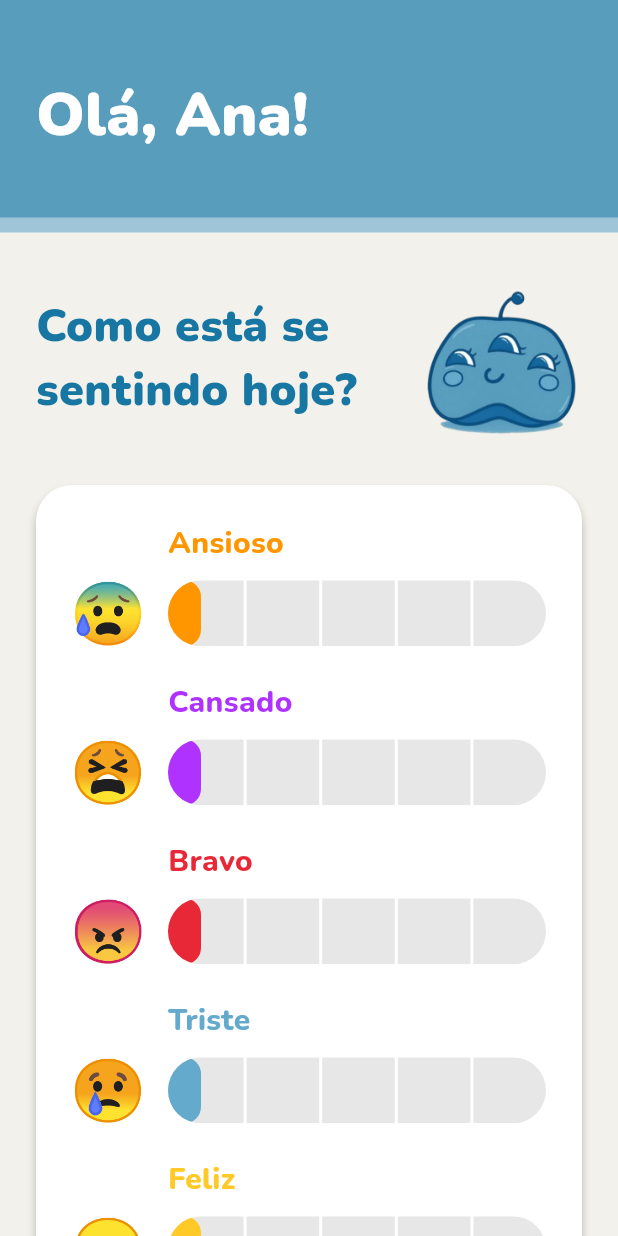
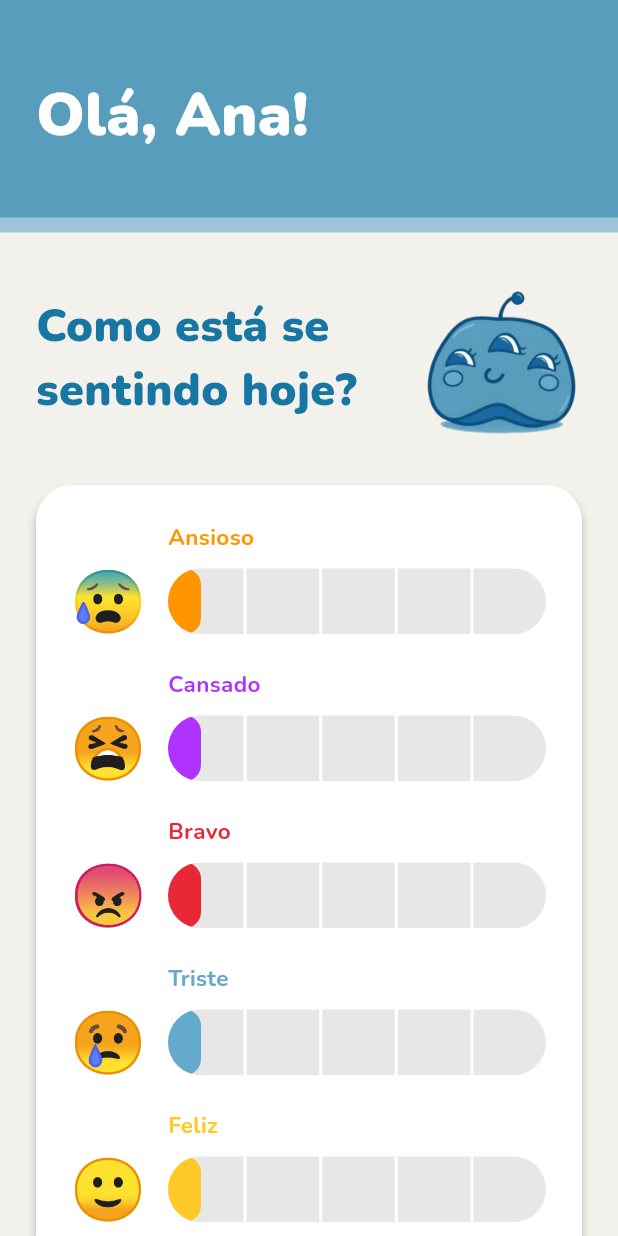
Before and after one commit to petrusjuca/educare-app, a Flutter app: the HumorPage screen opened directly, on a phone screen of 412 x 824 dp. Run offline on Flutter 3.47's test engine with Material 3 defaults, Android fonts, the phone set to English and light mode, and no system bars; our stand-ins replace audioplayers, flutter_blue_plus, google_fonts.

Commit message:
Design system do Educare: cores, textos, tema e componentes num lugar só
- lib/core/theme: educare_cores, educare_textos, educare_tema (DESIGN_TOKENS.md)
- lib/core/widgets: CabecalhoEducare e CartaoDuplaCamada
- main.dart usa EducareTema; sai o app_theme.dart (cores do Duolingo)
- tela de humor passa a usar o sistema

Co-Authored-By: Claude Opus 5.5 <noreply@anthropic.com>

```diff
--- a/lib/core/theme/app_theme.dart
+++ /dev/null
@@ -1,115 +0,0 @@
-import 'package:flutter/material.dart';
-import 'package:google_fonts/google_fonts.dart';
-
-class AppTheme {
-  // Cores suaves e amigáveis, inspiradas no Duolingo
-  static const Color primaryColor = Color(0xFF58CC02); // Verde Duolingo
-  static const Color secondaryColor = Color(0xFFCE82FF); // Roxo suave
-  static const Color accentColor = Color(0xFFFF9600); // Laranja
-  static const Color backgroundColor = Color(0xFFF7F7F7); // Fundo claro
-  static const Color cardColor = Colors.white;
-  static const Color textColor = Color(0xFF3C3C3C);
-  static const Color textSecondaryColor = Color(0xFF777777);
-
-  // Tema para estudantes - amigável mas não estimulante demais
-  static ThemeData studentTheme = ThemeData(
-    primaryColor: primaryColor,
-    scaffoldBackgroundColor: backgroundColor,
-    cardColor: cardColor,
-    textTheme: GoogleFonts.fredokaTextTheme().copyWith(
-      headlineLarge: GoogleFonts.fredoka(
-        fontSize: 32,
-        fontWeight: FontWeight.w600,
-        color: textColor,
-      ),
-      headlineMedium: GoogleFonts.fredoka(
-        fontSize: 24,
-        fontWeight: FontWeight.w500,
-        color: textColor,
-      ),
-      bodyLarge: GoogleFonts.fredoka(
-        fontSize: 16,
-        fontWeight: FontWeight.w400,
-        color: textColor,
-      ),
-      bodyMedium: GoogleFonts.fredoka(
-        fontSize: 14,
-        fontWeight: FontWeight.w400,
-        color: textSecondaryColor,
-      ),
-    ),
-    elevatedButtonTheme: ElevatedButtonThemeData(
-      style: ElevatedButton.styleFrom(
-        backgroundColor: primaryColor,
-        foregroundColor: Colors.white,
-        shape: RoundedRectangleBorder(
-          borderRadius: BorderRadius.circular(16),
-        ),
-        padding: const EdgeInsets.symmetric(horizontal: 24, vertical: 12),
-        textStyle: GoogleFonts.fredoka(
-          fontSize: 16,
-          fontWeight: FontWeight.w500,
-        ),
-      ),
-    ),
-    // cardTheme: CardTheme(
-    //   shape: RoundedRectangleBorder(
-    //     borderRadius: BorderRadius.circular(16),
-    //   ),
-    //   elevation: 4,
-    //   shadowColor: Colors.black.withOpacity(0.1),
-    // ),
-    useMaterial3: true,
-  );
-
-  // Tema para professores - profissional e legível
-  static ThemeData teacherTheme = ThemeData(
-    primaryColor: primaryColor,
-    scaffoldBackgroundColor: Colors.white,
-    cardColor: Colors.white,
-    textTheme: GoogleFonts.interTextTheme().copyWith(
-      headlineLarge: GoogleFonts.inter(
-        fontSize: 28,
-        fontWeight: FontWeight.w600,
-        color: textColor,
-      ),
-      headlineMedium: GoogleFonts.inter(
-        fontSize: 22,
-        fontWeight: FontWeight.w500,
-        color: textColor,
-      ),
-      bodyLarge: GoogleFonts.inter(
-        fontSize: 16,
-        fontWeight: FontWeight.w400,
-        color: textColor,
-      ),
-      bodyMedium: GoogleFonts.inter(
-        fontSize: 14,
-        fontWeight: FontWeight.w400,
-        color: textSecondaryColor,
-      ),
-    ),
-    elevatedButtonTheme: ElevatedButtonThemeData(
-      style: ElevatedButton.styleFrom(
-        backgroundColor: primaryColor,
-        foregroundColor: Colors.white,
-        shape: RoundedRectangleBorder(
-          borderRadius: BorderRadius.circular(8),
-        ),
-        padding: const EdgeInsets.symmetric(horizontal: 16, vertical: 12),
-        textStyle: GoogleFonts.inter(
-          fontSize: 14,
-          fontWeight: FontWeight.w500,
-        ),
-      ),
-    ),
-    // cardTheme: CardTheme(
-    //   shape: RoundedRectangleBorder(
-    //     borderRadius: BorderRadius.circular(12),
-    //   ),
-    //   elevation: 2,
-    //   shadowColor: Colors.black.withOpacity(0.05),
-    // ),
-    useMaterial3: true,
-  );
-}
--- a/lib/core/theme/educare_cores.dart
+++ b/lib/core/theme/educare_cores.dart
@@ -1,16 +1,76 @@
 import 'package:flutter/material.dart';
 
 /// Cores oficiais do Educare.
-/// Fonte da verdade: EDUCARE/pedagogia/design/DESIGN_TOKENS.md
-/// Se o Figma mudar, muda lá primeiro e depois aqui.
+/// Fontes da verdade: EDUCARE/pedagogia/design/DESIGN_TOKENS.md e MAPA_CORES_BOTOES.md
+/// Se o Figma mudar, muda lá primeiro e depois aqui. Nenhuma tela deve usar Color(0x...) solto.
 class EducareCores {
   EducareCores._();
 
+  // --- Base ---
   static const Color fundo = Color(0xFFF2F1EC); // fundo de todas as telas
   static const Color azulPrimario = Color(0xFF589DBC); // header, botões, bordas
   static const Color azulEscuro = Color(0xFF0C4B72); // títulos, botão ENTRAR
-  static const Color azulClaro = Color(0xFF9EC6D8); // camada de trás do header
-  static const Color azulMedio = Color(0xFF64AACC); // ícones, cards ativos
+  static const Color azulClaro = Color(0xFF9EC6D8); // camada de trás do header/cards
+  static const Color azulMedio = Color(0xFF64AACC); // ícones, cards ativos, nav
+  static const Color rodape = Color(0xFF9ABAC9); // faixa do rodapé
+  static const Color branco = Color(0xFFFFFFFF); // cards, texto sobre azul
+
+  // --- Texto ---
+  // O Figma usa 6 azuis de texto; até o Luis padronizar, o app usa só estes dois.
   static const Color textoPergunta = Color(0xFF1877A2); // "Como está se sentindo hoje?"
-  static const Color trilhoSlider = Color(0xFFE7E7E7); // trilho das barras
+  static const Color textoTitulo = azulEscuro;
+
+  // --- Formulário e barras ---
+  static const Color campo = Color(0xFFD9D9D9);
+  static const Color textoCampo = Color(0xFF727272);
+  static const Color iconeCampo = Color(0xB33A88AC); // rgba(58,136,172,.7)
+  static const Color trilhoSlider = Color(0xFFE7E7E7);
+  static const Color trilhoProgresso = Color(0xFFE7E4E7);
+  static const Color progresso = azulMedio;
+  static const Color listraProgresso = Color(0xFFA7E4FF);
+  static const Color bloqueadaBorda = Color(0xFFAFAFAF);
+  static const Color bloqueadaFundo = Color(0xFFE5E5E5);
+
+  // --- Semânticas (painel do professor) ---
+  static const Color bom = Color(0xFF97CE52); // acima da média / ativo
+  static const Color ruim = Color(0xFFE8524A); // precisa de reforço / inativo
+  static const Color atencao = Color(0xFFEEC946); // alerta
+
+  // --- Trilhas (barra, texto do %) ---
+  static const Color trilha1 = Color(0xFF1787EF);
+  static const Color trilha1Texto = Color(0xFF7EBEFA);
+  static const Color trilha2 = Color(0xFF9C00FF);
+  static const Color trilha2Texto = Color(0xFFD087FF);
+  static const Color trilha3 = Color(0xFFEFBD17);
+  static const Color trilha3Texto = Color(0xFFFFEDB2);
+
+  // --- Botões do controle (MAPA_CORES_BOTOES.md) ---
+  static const Color certo = Color(0xFF2E9E4F);
+  static const Color errado = Color(0xFFE8524A);
+
+  /// Cor de cada vogal: letra/borda, texto e fundo claro do card.
+  static const Map<String, CorVogal> vogais = {
+    'A': CorVogal(letra: Color(0xFFD8399E), texto: Color(0xFFD8399E), fundo: Color(0xFFF2B7E1)),
+    'E': CorVogal(letra: Color(0xFFEBBA07), texto: Color(0xFFDEB00A), fundo: Color(0xFFFFEDAA)),
+    'I': CorVogal(letra: Color(0xFF2F81CE), texto: Color(0xFF2F81CE), fundo: Color(0xFFADC7FE)),
+    'O': CorVogal(letra: Color(0xFF74C015), texto: Color(0xFF68AC14), fundo: Color(0xFFC4F28A)),
+    'U': CorVogal(letra: Color(0xFF9C00FF), texto: Color(0xFF9C00FF), fundo: Color(0xFFDAA1FF)),
+  };
+
+  // --- Humor (tela 19) ---
+  // Medidas no PNG do Figma: ainda não estão no DESIGN_TOKENS.md (pedir ao Luis).
+  static const Color humorAnsioso = Color(0xFFFF9600);
+  static const Color humorCansado = Color(0xFFAF32FF);
+  static const Color humorBravo = Color(0xFFE82837);
+  static const Color humorTriste = Color(0xFF64AACC);
+  static const Color humorFeliz = Color(0xFFFFCA28);
 }
+
+/// As cores de uma vogal.
+class CorVogal {
+  final Color letra; // letra e borda do card
+  final Color texto; // quando a letra aparece como texto
+  final Color fundo; // fundo claro do card
+
+  const CorVogal({required this.letra, required this.texto, required this.fundo});
+}
--- /dev/null
+++ b/lib/core/theme/educare_tema.dart
@@ -0,0 +1,80 @@
+import 'package:flutter/material.dart';
+import 'package:google_fonts/google_fonts.dart';
+import 'educare_cores.dart';
+import 'educare_textos.dart';
+
+/// Tema único do app, montado com as cores e textos do Educare.
+/// Botão primário e campo de formulário seguem os componentes 3 e 4 do DESIGN_TOKENS.md.
+class EducareTema {
+  EducareTema._();
+
+  static ThemeData get tema {
+    final base = ThemeData(
+      useMaterial3: true,
+      colorScheme: ColorScheme.fromSeed(
+        seedColor: EducareCores.azulPrimario,
+        primary: EducareCores.azulPrimario,
+        surface: EducareCores.branco,
+        error: EducareCores.ruim,
+      ),
+    );
+
+    return base.copyWith(
+      primaryColor: EducareCores.azulPrimario,
+      scaffoldBackgroundColor: EducareCores.fundo,
+
+      // Texto corrido em Poppins; títulos em Nunito
+      textTheme: GoogleFonts.poppinsTextTheme(base.textTheme).copyWith(
+        headlineLarge: EducareTextos.nomeAluno,
+        headlineMedium: EducareTextos.secao,
+        titleLarge: EducareTextos.rotulo,
+      ),
+
+      appBarTheme: AppBarTheme(
+        backgroundColor: EducareCores.azulPrimario,
+        foregroundColor: EducareCores.branco,
+        elevation: 0,
+        titleTextStyle: GoogleFonts.nunito(
+            fontSize: 22, fontWeight: FontWeight.w900, color: EducareCores.branco),
+      ),
+
+      // Componente 4: botão primário (altura 48, raio 24, azul escuro, sombra)
+      elevatedButtonTheme: ElevatedButtonThemeData(
+        style: ElevatedButton.styleFrom(
+          backgroundColor: EducareCores.azulEscuro,
+          foregroundColor: EducareCores.branco,
+          minimumSize: const Size(0, 48),
+          padding: const EdgeInsets.symmetric(horizontal: 32),
+          shape: const StadiumBorder(),
+          elevation: 4,
+          shadowColor: Colors.black.withValues(alpha: 0.3),
+          textStyle: EducareTextos.botao,
+        ),
+      ),
+
+      // Componente 3: campo de formulário (cinza, raio 24, borda azul de 3 px)
+      inputDecorationTheme: InputDecorationTheme(
+        filled: true,
+        fillColor: EducareCores.campo,
+        hintStyle: GoogleFonts.poppins(color: EducareCores.textoCampo),
+        prefixIconColor: EducareCores.iconeCampo,
+        contentPadding: const EdgeInsets.symmetric(horizontal: 20, vertical: 12),
+        border: _bordaCampo,
+        enabledBorder: _bordaCampo,
+        focusedBorder: _bordaCampo.copyWith(
+            borderSide: const BorderSide(color: EducareCores.azulEscuro, width: 3)),
+      ),
+
+      bottomNavigationBarTheme: const BottomNavigationBarThemeData(
+        backgroundColor: EducareCores.branco,
+        selectedItemColor: EducareCores.azulMedio,
+        unselectedItemColor: EducareCores.bloqueadaBorda,
+      ),
+    );
+  }
+
+  static const OutlineInputBorder _bordaCampo = OutlineInputBorder(
+    borderRadius: BorderRadius.all(Radius.circular(24)),
+    borderSide: BorderSide(color: EducareCores.azulPrimario, width: 3),
+  );
+}
--- /dev/null
+++ b/lib/core/theme/educare_textos.dart
@@ -0,0 +1,47 @@
+import 'package:flutter/material.dart';
+import 'package:google_fonts/google_fonts.dart';
+import 'educare_cores.dart';
+
+/// Estilos de texto do Educare (DESIGN_TOKENS.md, seção Tipografia).
+/// Nunito = tudo que é da criança e os títulos. Poppins = textos de apoio e painel do professor.
+/// Os tamanhos são os do Figma (celular 390 px); no tablet eles ficam iguais por enquanto.
+class EducareTextos {
+  EducareTextos._();
+
+  // --- Nunito ---
+  static TextStyle get tituloHeader => GoogleFonts.nunito(
+      fontSize: 40, fontWeight: FontWeight.w900, color: EducareCores.branco);
+
+  static TextStyle get pergunta => GoogleFonts.nunito(
+      fontSize: 30, fontWeight: FontWeight.w900, color: EducareCores.textoPergunta);
+
+  static TextStyle get nomeAluno => GoogleFonts.nunito(
+      fontSize: 28, fontWeight: FontWeight.w900, color: EducareCores.textoTitulo);
+
+  static TextStyle get secao => GoogleFonts.nunito(
+      fontSize: 24, fontWeight: FontWeight.w900, color: EducareCores.textoTitulo);
+
+  static TextStyle get vogalCard => GoogleFonts.nunito(fontSize: 64, fontWeight: FontWeight.w900);
+
+  static TextStyle get letraJogo => GoogleFonts.nunito(fontSize: 100, fontWeight: FontWeight.w600);
+
+  static TextStyle get rotulo => GoogleFonts.nunito(
+      fontSize: 18, fontWeight: FontWeight.w800, color: EducareCores.textoTitulo);
+
+  static TextStyle get botao => GoogleFonts.nunito(
+      fontSize: 20, fontWeight: FontWeight.w700, color: EducareCores.branco);
+
+  /// Nome da emoção na tela de humor (a cor vem de cada emoção)
+  static TextStyle get rotuloHumor => GoogleFonts.nunito(fontSize: 15, fontWeight: FontWeight.w700);
+
+  // --- Poppins ---
+  static TextStyle get subtituloHeader => GoogleFonts.poppins(
+      fontSize: 16, fontWeight: FontWeight.w700, color: EducareCores.branco.withValues(alpha: 0.7));
+
+  static TextStyle get tituloPainel => GoogleFonts.poppins(
+      fontSize: 32, fontWeight: FontWeight.w700, color: EducareCores.textoTitulo);
+
+  static TextStyle get rotuloBotaoPainel => GoogleFonts.poppins(fontSize: 16, fontWeight: FontWeight.w600);
+
+  static TextStyle get percentual => GoogleFonts.poppins(fontSize: 12, fontWeight: FontWeight.w600);
+}
--- /dev/null
+++ b/lib/core/widgets/cabecalho_educare.dart
@@ -0,0 +1,52 @@
+import 'package:flutter/material.dart';
+import '../theme/educare_cores.dart';
+import '../theme/educare_textos.dart';
+
+/// Header azul em duas camadas (DESIGN_TOKENS.md, componente 2 "header sangrado").
+/// Camada de trás azul-claro aparecendo embaixo; camada da frente azul com o título.
+class CabecalhoEducare extends StatelessWidget {
+  final String titulo;
+  final String? subtitulo;
+
+  /// Largura máxima do texto, para alinhar com o conteúdo da tela no tablet.
+  final double larguraMaxima;
+
+  const CabecalhoEducare({
+    super.key,
+    required this.titulo,
+    this.subtitulo,
+    this.larguraMaxima = 592,
+  });
+
+  @override
+  Widget build(BuildContext context) {
+    return Container(
+      width: double.infinity,
+      color: EducareCores.azulClaro,
+      padding: const EdgeInsets.only(bottom: 10),
+      child: Container(
+        color: EducareCores.azulPrimario,
+        padding: EdgeInsets.fromLTRB(
+            24, MediaQuery.of(context).padding.top + 48, 24, 40),
+        child: Center(
+          child: ConstrainedBox(
+            constraints: BoxConstraints(maxWidth: larguraMaxima),
+            child: SizedBox(
+              width: double.infinity,
+              child: Column(
+                crossAxisAlignment: CrossAxisAlignment.start,
+                children: [
+                  Text(titulo, style: EducareTextos.tituloHeader),
+                  if (subtitulo != null) ...[
+                    const SizedBox(height: 4),
+                    Text(subtitulo!, style: EducareTextos.subtituloHeader),
+                  ],
+                ],
+              ),
+            ),
+          ),
+        ),
+      ),
+    );
+  }
+}
--- /dev/null
+++ b/lib/core/widgets/cartao_dupla_camada.dart
@@ -0,0 +1,42 @@
+import 'package:flutter/material.dart';
+
+/// Card de dupla camada (DESIGN_TOKENS.md, componente 1): a assinatura visual do Educare.
+/// Uma camada escura atrás e uma clara na frente, deslocada para cima; dá profundidade sem sombra.
+/// Ex.: card da vogal O = corDeTras #74C015 + corDaFrente #C4F28A.
+class CartaoDuplaCamada extends StatelessWidget {
+  final Color corDeTras;
+  final Color corDaFrente;
+  final Widget child;
+  final double deslocamento;
+  final double raio;
+  final EdgeInsetsGeometry padding;
+
+  const CartaoDuplaCamada({
+    super.key,
+    required this.corDeTras,
+    required this.corDaFrente,
+    required this.child,
+    this.deslocamento = 3,
+    this.raio = 15,
+    this.padding = const EdgeInsets.all(16),
+  });
+
+  @override
+  Widget build(BuildContext context) {
+    return Container(
+      decoration: BoxDecoration(
+        color: corDeTras,
+        borderRadius: BorderRadius.circular(raio),
+      ),
+      padding: EdgeInsets.only(bottom: deslocamento),
+      child: Container(
+        padding: padding,
+        decoration: BoxDecoration(
+          color: corDaFrente,
+          borderRadius: BorderRadius.circular(raio),
+        ),
+        child: child,
+      ),
+    );
+  }
+}
--- a/lib/main.dart
+++ b/lib/main.dart
@@ -1,6 +1,6 @@
 import 'package:flutter/material.dart';
 import 'package:provider/provider.dart';
-import 'core/theme/app_theme.dart';
+import 'core/theme/educare_tema.dart';
 import 'modules/word_game/providers/word_game_provider.dart';
 import 'modules/teacher/providers/teacher_dashboard_provider.dart';
 import 'modules/trilhas/providers/trilhas_provider.dart';
@@ -86,7 +86,7 @@ class MainApp extends StatelessWidget {
       child: MaterialApp(
         title: 'Educare',
         debugShowCheckedModeBanner: false,
-        theme: AppTheme.teacherTheme,
+        theme: EducareTema.tema,
         home: BleConnectionSplash(
           nextScreen: const MainNavigation(),
         ),
--- a/lib/modules/humor/models/humor_model.dart
+++ b/lib/modules/humor/models/humor_model.dart
@@ -1,16 +1,16 @@
 import 'package:flutter/material.dart';
+import '../../../core/theme/educare_cores.dart';
 
 /// Quantos níveis cada barra de emoção tem (Figma, tela 19).
 const int niveisPorEmocao = 5;
 
 /// As 5 emoções da tela "Como está se sentindo hoje?" (Figma, tela 19).
-/// Cores medidas no PNG exportado do Figma.
 enum Emocao {
-  ansioso('Ansioso', '😰', Color(0xFFFF9600)),
-  cansado('Cansado', '😫', Color(0xFFAF32FF)),
-  bravo('Bravo', '😠', Color(0xFFE82837)),
-  triste('Triste', '😢', Color(0xFF64AACC)),
-  feliz('Feliz', '🙂', Color(0xFFFFCA28));
+  ansioso('Ansioso', '😰', EducareCores.humorAnsioso),
+  cansado('Cansado', '😫', EducareCores.humorCansado),
+  bravo('Bravo', '😠', EducareCores.humorBravo),
+  triste('Triste', '😢', EducareCores.humorTriste),
+  feliz('Feliz', '🙂', EducareCores.humorFeliz);
 
   const Emocao(this.nome, this.emoji, this.cor);
 
--- a/lib/modules/humor/presenter/pages/humor_page.dart
+++ b/lib/modules/humor/presenter/pages/humor_page.dart
@@ -1,7 +1,8 @@
 import 'package:flutter/material.dart';
-import 'package:google_fonts/google_fonts.dart';
 import 'package:provider/provider.dart';
 import '../../../../core/theme/educare_cores.dart';
+import '../../../../core/theme/educare_textos.dart';
+import '../../../../core/widgets/cabecalho_educare.dart';
 import '../../models/humor_model.dart';
 import '../../providers/humor_provider.dart';
 import '../widgets/barra_emocao.dart';
@@ -16,11 +17,10 @@ class HumorPage extends StatelessWidget {
     final humor = context.watch<HumorProvider>();
 
     return Scaffold(
-      backgroundColor: EducareCores.fundo,
       body: SingleChildScrollView(
         child: Column(
           children: [
-            _Cabecalho(titulo: 'Olá, ${humor.nomeAluno}!'),
+            CabecalhoEducare(titulo: 'Olá, ${humor.nomeAluno}!'),
             // No tablet, o conteúdo não estica além de 640 px
             Center(
               child: ConstrainedBox(
@@ -44,43 +44,6 @@ class HumorPage extends StatelessWidget {
   }
 }
 
-/// Header azul em duas camadas (padrão "card de dupla camada" do DESIGN_TOKENS)
-class _Cabecalho extends StatelessWidget {
-  final String titulo;
-  const _Cabecalho({required this.titulo});
-
-  @override
-  Widget build(BuildContext context) {
-    return Container(
-      width: double.infinity,
-      color: EducareCores.azulClaro,
-      padding: const EdgeInsets.only(bottom: 10),
-      child: Container(
-        color: EducareCores.azulPrimario,
-        padding: EdgeInsets.fromLTRB(
-            24, MediaQuery.of(context).padding.top + 48, 24, 40),
-        // Mesma largura máxima do conteúdo, para o título alinhar no tablet
-        child: Center(
-          child: ConstrainedBox(
-            constraints: const BoxConstraints(maxWidth: 592),
-            child: SizedBox(
-              width: double.infinity,
-              child: Text(
-                titulo,
-                style: GoogleFonts.nunito(
-                  fontSize: 40,
-                  fontWeight: FontWeight.w900,
-                  color: Colors.white,
-                ),
-              ),
-            ),
-          ),
-        ),
-      ),
-    );
-  }
-}
-
 /// "Como está se sentindo hoje?" + mascote
 class _Pergunta extends StatelessWidget {
   @override
@@ -88,14 +51,7 @@ class _Pergunta extends StatelessWidget {
     return Row(
       children: [
         Expanded(
-          child: Text(
-            'Como está se sentindo hoje?',
-            style: GoogleFonts.nunito(
-              fontSize: 30,
-              fontWeight: FontWeight.w900,
-              color: EducareCores.textoPergunta,
-            ),
-          ),
+          child: Text('Como está se sentindo hoje?', style: EducareTextos.pergunta),
         ),
         const SizedBox(width: 16),
         // PROVISÓRIO: recortado do PNG do Figma até o Luis exportar o mascote
@@ -119,7 +75,7 @@ class _CartaoEmocoes extends StatelessWidget {
     return Container(
       padding: const EdgeInsets.fromLTRB(20, 24, 24, 24),
       decoration: BoxDecoration(
-        color: Colors.white,
+        color: EducareCores.branco,
         borderRadius: BorderRadius.circular(24),
         boxShadow: const [
           BoxShadow(color: Color(0x40000000), blurRadius: 4, offset: Offset(0, 4)),
--- a/lib/modules/humor/presenter/widgets/barra_emocao.dart
+++ b/lib/modules/humor/presenter/widgets/barra_emocao.dart
@@ -1,6 +1,6 @@
 import 'package:flutter/material.dart';
-import 'package:google_fonts/google_fonts.dart';
 import '../../../../core/theme/educare_cores.dart';
+import '../../../../core/theme/educare_textos.dart';
 import '../../models/humor_model.dart';
 
 /// Uma linha da tela de humor: nome da emoção, emoji e barra de 5 níveis.
@@ -17,6 +17,7 @@ class BarraEmocao extends StatelessWidget {
   });
 
   static const double _larguraEmoji = 56;
+  // Maior que no Figma (34) de propósito: alvo de toque confortável para a criança
   static const double _alturaBarra = 44;
 
   @override
@@ -29,11 +30,7 @@ class BarraEmocao extends StatelessWidget {
           padding: const EdgeInsets.only(left: _larguraEmoji + 12),
           child: Text(
             emocao.nome,
-            style: GoogleFonts.nunito(
-              fontSize: 20,
-              fontWeight: FontWeight.w800,
-              color: emocao.cor,
-            ),
+            style: EducareTextos.rotuloHumor.copyWith(color: emocao.cor),
           ),
         ),
         const SizedBox(height: 4),
```
